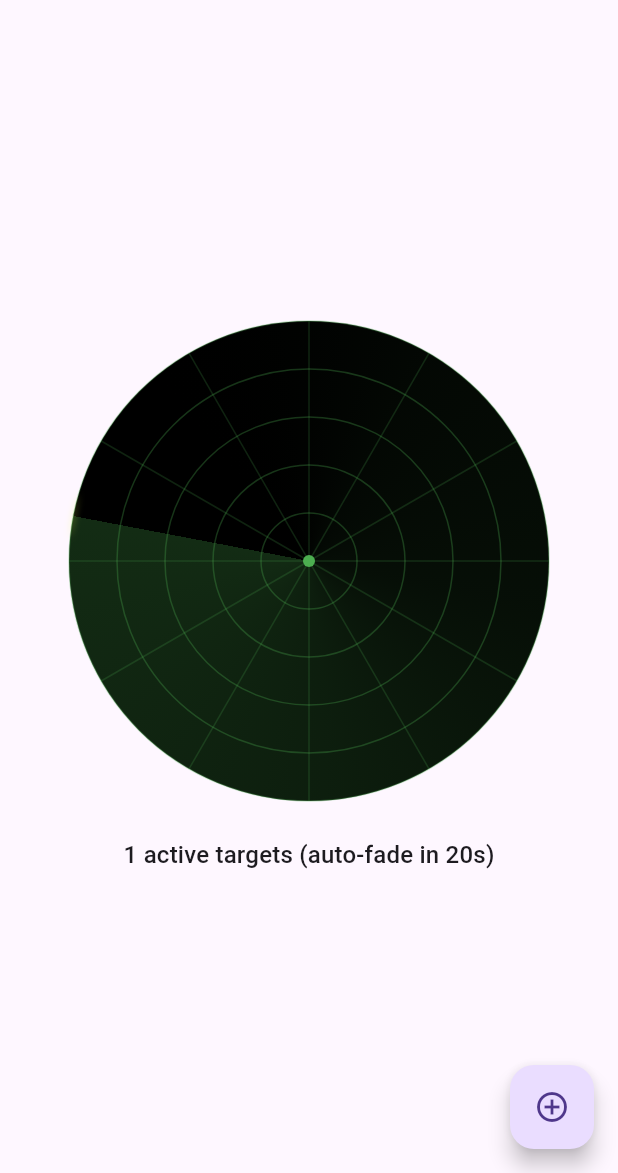
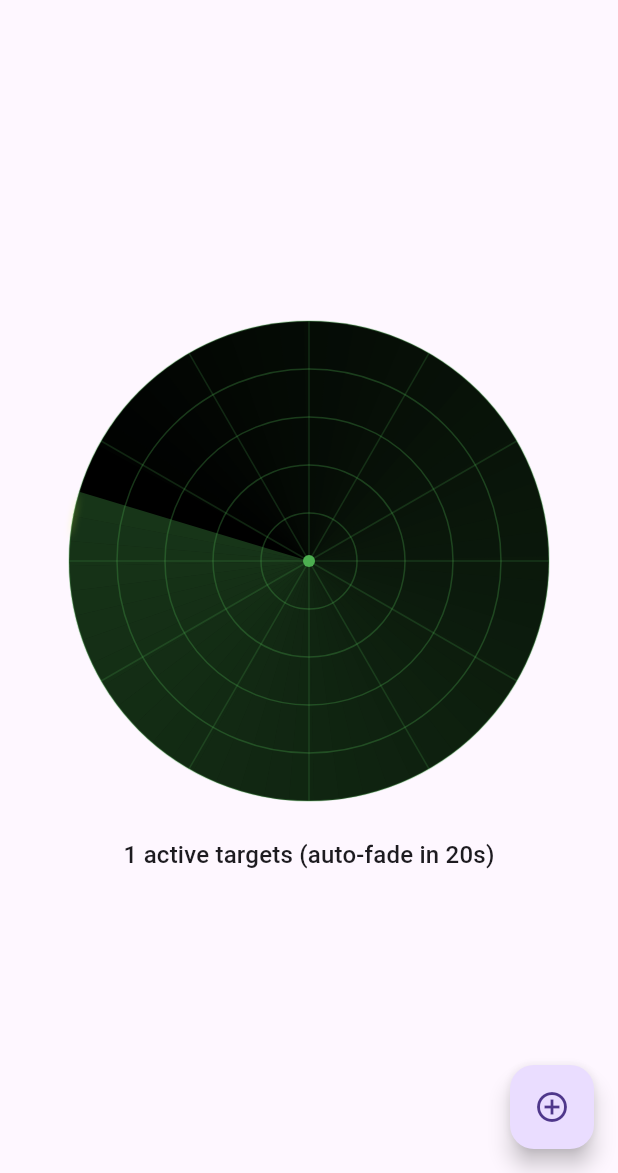
Before and after one commit to soarer25/flutterradar, a Flutter app: the screen it shows after launch, after a tap on the "add circle outline" icon, on a phone screen of 412 x 824 dp, the part 63-1236 px from its top. Run offline on Flutter 3.47's test engine with Material 3 defaults, Android fonts, the phone set to English and light mode, and no system bars.

Commit message:
fixed trail decay resetting and blacnk trail

```diff
--- a/lib/radar_scope.dart
+++ b/lib/radar_scope.dart
@@ -26,14 +26,12 @@ class RadarScope extends StatefulWidget {
 class _RadarScopeState extends State<RadarScope> with SingleTickerProviderStateMixin {
   late AnimationController _controller;
   late Animation<double> _sweepAnimation;
-  late Animation<double> _trailAnimation;
 
   @override
   void initState() {
     super.initState();
     _controller = AnimationController(duration: widget.sweepDuration, vsync: this)..repeat();
     _sweepAnimation = Tween(begin: 0.0, end: 2 * math.pi).animate(CurvedAnimation(parent: _controller, curve: Curves.linear));
-    _trailAnimation = Tween(begin: 0.0, end: 1.0).animate(CurvedAnimation(parent: _controller, curve: const Interval(0.0, 0.8, curve: Curves.easeOut)));
   }
 
   @override
@@ -45,16 +43,16 @@ class _RadarScopeState extends State<RadarScope> with SingleTickerProviderStateM
   @override
   Widget build(BuildContext context) {
     return SizedBox(width: widget.size, height: widget.size, child: AnimatedBuilder(
-      animation: Listenable.merge([_sweepAnimation, _trailAnimation]),
-      builder: (context, child) => CustomPaint(size: Size.square(widget.size), painter: RadarPainter(_sweepAnimation.value, _trailAnimation.value, widget.targets)),
+      animation: _sweepAnimation,
+      builder: (context, child) => CustomPaint(size: Size.square(widget.size), painter: RadarPainter(_sweepAnimation.value, widget.targets)),
     ));
   }
 }
 
 class RadarPainter extends CustomPainter {
-  final double sweepAngle, trailDecay;
+  final double sweepAngle;
   final List<RadarTarget> targets;
-  RadarPainter(this.sweepAngle, this.trailDecay, this.targets);
+  RadarPainter(this.sweepAngle, this.targets);
 
   @override
   void paint(Canvas canvas, Size size) {
@@ -74,15 +72,27 @@ class RadarPainter extends CustomPainter {
     }
     canvas.drawCircle(center, 4, Paint()..color = Colors.green);
 
-    // Fading trail
-    final trailRect = Rect.fromCircle(center: center, radius: radius);
-    final trailStops = [0.0, 0.05, 0.1, 0.3, 0.5, 0.7, 1.0];
-    canvas.drawCircle(center, radius, Paint()
-      ..shader = SweepGradient(
-        colors: [Colors.transparent, Colors.transparent, Colors.transparent, Colors.green.withOpacity(0.05 * trailDecay), Colors.green.withOpacity(0.1 * trailDecay), Colors.green.withOpacity(0.2 * trailDecay), Colors.green.withOpacity(0.3 * trailDecay)],
-        stops: trailStops,
-        transform: GradientRotation(sweepAngle),
-      ).createShader(trailRect));
+    // Fading trail - draw filled wedge segments
+    final trailLength = 2 * math.pi; // Full circle coverage
+    final segments = 60;
+    final segmentSize = trailLength / segments;
+    for (int i = 0; i < segments; i++) {
+      final segmentAngle = sweepAngle - (segmentSize * i);
+      final normalizedDist = i / segments.toDouble();
+      final opacity = (1.0 - normalizedDist) * 0.3;
+      if (opacity > 0.01) {
+        final paint = Paint()
+          ..color = Colors.green.withOpacity(opacity)
+          ..style = PaintingStyle.fill;
+        canvas.drawPath(
+          Path()
+            ..moveTo(center.dx, center.dy)
+            ..arcTo(Rect.fromCircle(center: center, radius: radius), segmentAngle, segmentSize, false)
+            ..close(),
+          paint,
+        );
+      }
+    }
 
     // Bright ray
     final rayRect = Rect.fromCircle(center: center, radius: radius);
@@ -103,5 +113,5 @@ class RadarPainter extends CustomPainter {
   }
 
   @override
-  bool shouldRepaint(covariant RadarPainter old) => old.sweepAngle != sweepAngle || old.trailDecay != trailDecay || old.targets != targets;
+  bool shouldRepaint(covariant RadarPainter old) => old.sweepAngle != sweepAngle || old.targets != targets;
 }
```
